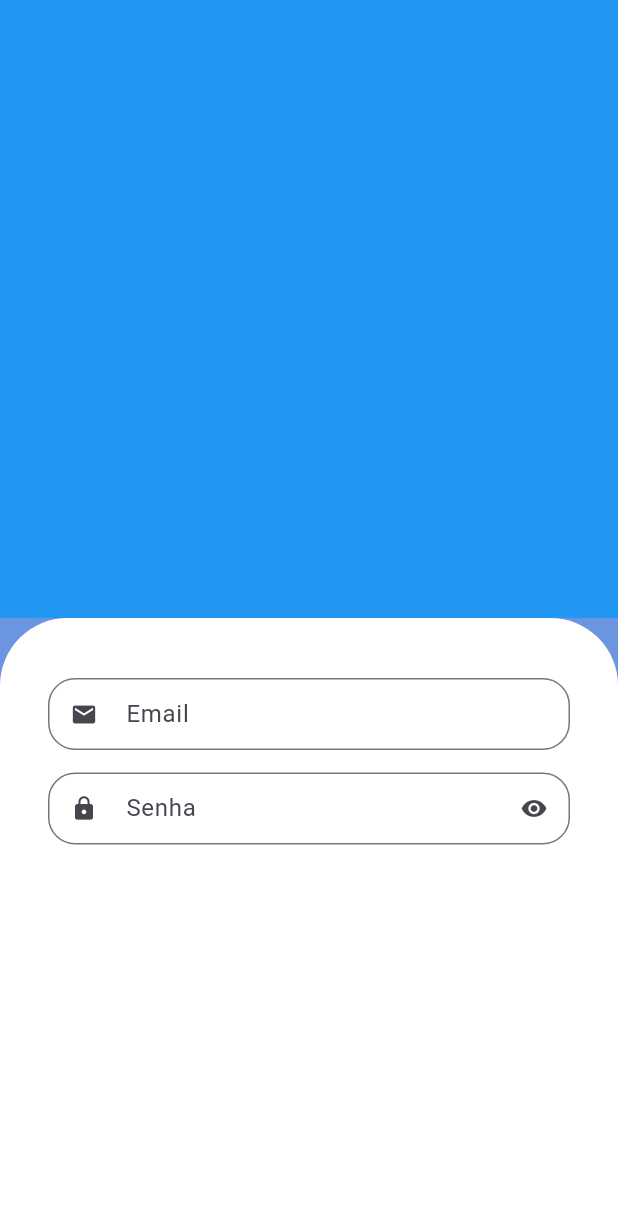
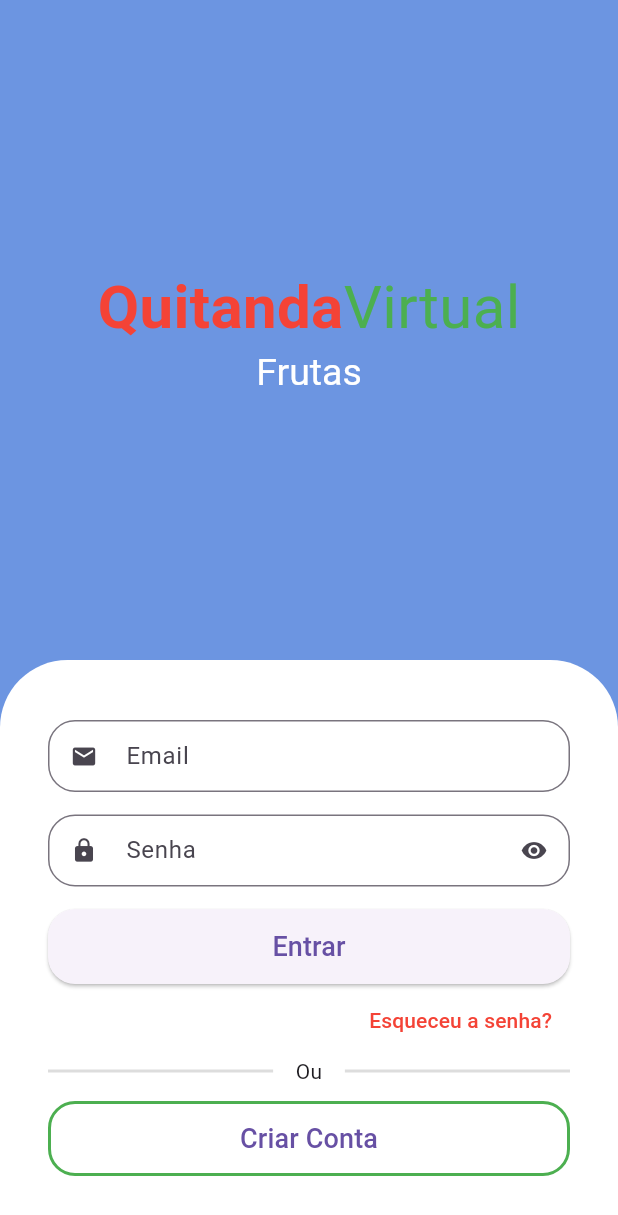
Before and after one commit to GabrielsFelix-utp/flutter_application_1, a Flutter app: the screen it shows after launch, on a phone screen of 412 x 824 dp. Shown: the top 1215 px of the screen. Run offline on Flutter 3.47's test engine with Material 3 defaults, Android fonts, the phone set to English and light mode, and no system bars; drawn by our look-alikes of animated_text_kit.

Commit message:
Correção das animações 03/11

```diff
--- a/lib/src/auth/components/custom_text_field.dart
+++ b/lib/src/auth/components/custom_text_field.dart
@@ -6,6 +6,7 @@ class CustomTextField extends StatefulWidget {
   final String label;
   final bool isSecret;
 
+  // ignore: use_super_parameters
   const CustomTextField({
     Key? key,
     required this.icon,
@@ -22,7 +23,6 @@ class _CustomTextFieldState extends State<CustomTextField> {
 
   @override
   void initState() {
-    // TODO: implement initState
     super.initState();
 
     isObscure = widget.isSecret;
@@ -40,7 +40,7 @@ class _CustomTextFieldState extends State<CustomTextField> {
               ? IconButton(
                   onPressed: () {
                     setState(() {
-                      isObscure = isObscure;
+                      isObscure = !isObscure;
                     });
                   },
                   icon:
--- a/lib/src/auth/sign_in_screen.dart
+++ b/lib/src/auth/sign_in_screen.dart
@@ -1,7 +1,9 @@
+import 'package:animated_text_kit/animated_text_kit.dart';
 import 'package:flutter/material.dart';
 import 'package:flutter_application_1/src/auth/components/custom_text_field.dart';
 
 class SignInScreen extends StatelessWidget {
+  // ignore: use_super_parameters
   const SignInScreen({Key? key}) : super(key: key);
 
   @override
@@ -10,13 +12,63 @@ class SignInScreen extends StatelessWidget {
       backgroundColor: const Color.fromARGB(255, 108, 149, 225),
       body: Column(
         children: [
+          // ignore: prefer_const_constructors
           Expanded(
-            child: Container(
-              color: Colors.blue,
+            // ignore: prefer_const_constructors
+            child: Column(
+              mainAxisAlignment: MainAxisAlignment.center,
+              children: [
+                //Nome do
+                const Text.rich(
+                  TextSpan(
+                    style: TextStyle(
+                      fontSize: 40,
+                    ),
+                    children: [
+                      TextSpan(
+                        text: 'Quitanda',
+                        style: TextStyle(
+                          color: Colors.red,
+                          fontWeight: FontWeight.bold,
                         ),
                       ),
-          Expanded(
-            child: Container(
+                      TextSpan(
+                        text: 'Virtual',
+                        style: TextStyle(
+                          color: Colors.green,
+                        ),
+                      ),
+                    ],
+                  ),
+                ),
+
+                //Categorias
+                SizedBox(
+                  height: 30,
+                  child: DefaultTextStyle(
+                    style: const TextStyle(
+                      fontSize: 25,
+                    ),
+                    child: AnimatedTextKit(
+                      pause: Duration.zero,
+                      repeatForever: true,
+                      animatedTexts: [
+                        FadeAnimatedText('Frutas'),
+                        FadeAnimatedText('Verduras'),
+                        FadeAnimatedText('Legumes'),
+                        FadeAnimatedText('Carnes'),
+                        FadeAnimatedText('Cereais'),
+                        FadeAnimatedText('Laticíneos'),
+                      ],
+                    ),
+                  ),
+                ),
+              ],
+            ),
+          ),
+
+          //Formulario
+          Container(
             padding: const EdgeInsets.symmetric(
               horizontal: 32,
               vertical: 40,
@@ -27,22 +79,104 @@ class SignInScreen extends StatelessWidget {
                 top: Radius.circular(45),
               ),
             ),
+            // ignore: prefer_const_constructors
             child: Column(
+              crossAxisAlignment: CrossAxisAlignment.stretch,
+
+              // ignore: prefer_const_literals_to_create_immutables
               children: [
                 //email
-                  CustomTextField(
+                // ignore: prefer_const_constructors
+                const CustomTextField(
                   icon: Icons.email,
                   label: 'Email',
                 ),
 
                 //senha
-                  CustomTextField(
+                // ignore: prefer_const_constructors
+                const CustomTextField(
                   icon: Icons.lock,
                   label: 'Senha',
                   isSecret: true,
                 ),
+                //Botao de entrar
+                SizedBox(
+                  height: 50,
+                  child: ElevatedButton(
+                    style: ElevatedButton.styleFrom(
+                        shape: RoundedRectangleBorder(
+                      borderRadius: BorderRadius.circular(18),
+                    )),
+                    onPressed: () {},
+                    child: const Text(
+                      'Entrar',
+                      style: TextStyle(
+                        fontSize: 18,
+                      ),
+                    ),
+                  ),
+                ),
+                //Esqueceu a senha
+                Align(
+                  alignment: Alignment.centerRight,
+                  child: TextButton(
+                    onPressed: () {},
+                    child: const Text(
+                      'Esqueceu a senha?',
+                      style: TextStyle(
+                        color: Colors.red,
+                      ),
+                    ),
+                  ),
+                ),
+                //Divisor
+                Padding(
+                  padding: const EdgeInsets.only(bottom: 10),
+                  child: Row(
+                    children: [
+                      Expanded(
+                        child: Divider(
+                          color: Colors.grey.withAlpha(90),
+                          thickness: 2,
+                        ),
+                      ),
+                      const Padding(
+                        padding: EdgeInsets.symmetric(horizontal: 15),
+                        child: Text('Ou'),
+                      ),
+                      Expanded(
+                        child: Divider(
+                          color: Colors.grey.withAlpha(90),
+                          thickness: 2,
+                        ),
+                      ),
                     ],
                   ),
+                ),
+
+                //Botao de novo usuario
+                SizedBox(
+                  height: 50,
+                  child: OutlinedButton(
+                    style: OutlinedButton.styleFrom(
+                      shape: RoundedRectangleBorder(
+                        borderRadius: BorderRadius.circular(18),
+                      ),
+                      side: const BorderSide(
+                        width: 2,
+                        color: Colors.green,
+                      ),
+                    ),
+                    onPressed: () {},
+                    child: const Text(
+                      'Criar Conta',
+                      style: TextStyle(
+                        fontSize: 18,
+                      ),
+                    ),
+                  ),
+                ),
+              ],
             ),
           ),
         ],
--- a/pubspec.yaml
+++ b/pubspec.yaml
@@ -35,6 +35,7 @@ dependencies:
   # The following adds the Cupertino Icons font to your application.
   # Use with the CupertinoIcons class for iOS style icons.
   cupertino_icons: ^1.0.8
+  animated_text_kit: ^4.2.2
 
 dev_dependencies:
   flutter_test:
```
Also changed, not shown: pubspec.lock. Lines whose indentation alone changed are shown as unchanged.
